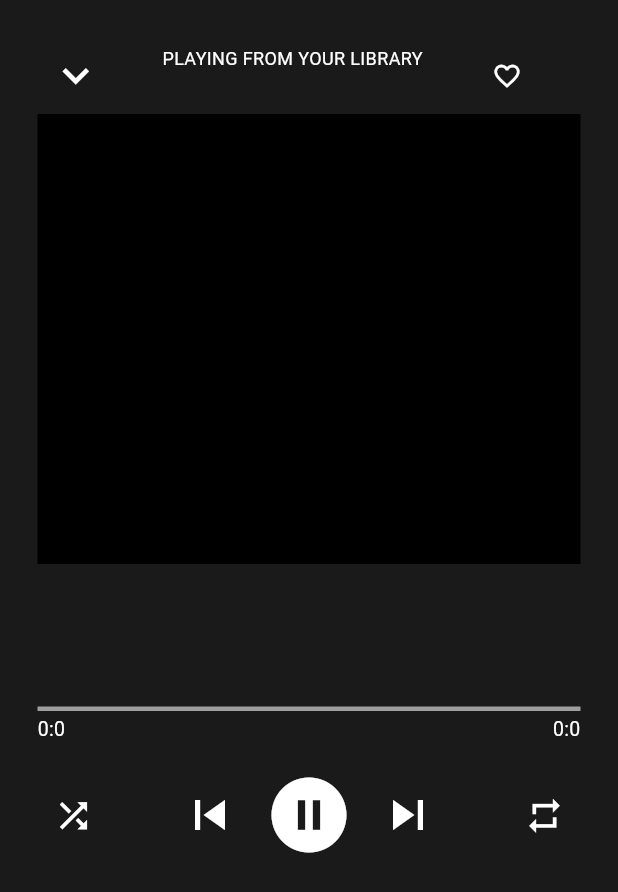
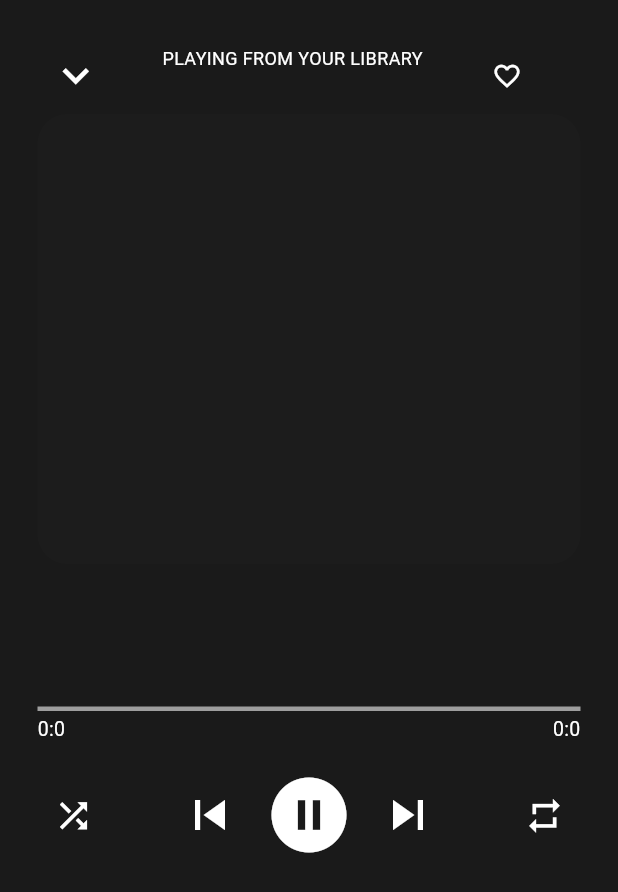
Before and after one commit to iuliamoisa/spotify-clone, a Flutter app: the WebSongPage screen opened directly with empty values, on a phone screen of 412 x 824 dp. Shown: the top 892 px of the screen. Run offline on Flutter 3.47's test engine with Material 3 defaults, Android fonts, the phone set to English and light mode, and no system bars; our stand-ins replace cached_network_image; network calls fail; statements that could not run were skipped.

Commit message:
random color for song display

```diff
--- a/lib/song_screen/web_song_page.dart
+++ b/lib/song_screen/web_song_page.dart
@@ -3,6 +3,7 @@ import '../playlist.dart';
 import '../user.dart';
 import '../song.dart';
 import 'components/song_progress_indicator.dart';
+import 'dart:math';
 
 class WebSongPage extends StatefulWidget {
   final Playlist playlist;
@@ -129,6 +130,7 @@ class _WebSongPageState extends State<WebSongPage> {
                     fontSize: 25,
                     color: Colors.white,
                   ),
+
                 ),
                 SizedBox(height: 5),
                 Text(
@@ -147,13 +149,36 @@ class _WebSongPageState extends State<WebSongPage> {
     );
   }
 
+  // Widget createSongImage(BuildContext context) {
+  //   return SizedBox(
+  //     height: 300,
+  //     width: MediaQuery.of(context).size.width,
+  //     child: Container(
+  //       color: Colors.black,
+  //     ),
+  //   );
+  // }
+
   Widget createSongImage(BuildContext context) {
+  // Generate a random color
+  Color randomColor = Color.fromRGBO(
+    Random().nextInt(256),
+    Random().nextInt(256),
+    Random().nextInt(256),
+    1.0,
+  );
+
   return SizedBox(
     height: 300,
+
     width: MediaQuery.of(context).size.width,
     child: Container(
-        color: Colors.black,
+     decoration: BoxDecoration(
+        color: randomColor,
+        borderRadius: BorderRadius.circular(20.0), // Set the desired radius here
+      ),
     ),
   );
 }
+
 }
```
Lines whose indentation alone changed are shown as unchanged.
